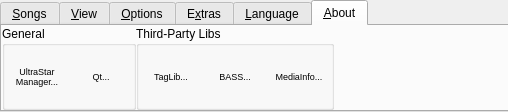
Above: src/ribbon/QURibbonBar.ui from UltraStar-Deluxe/UltraStar-Manager before the change; both pictures show x 0 to 508 and y 0 to 112 of the 1218 by 112 pixel window. Below: the same form after it.
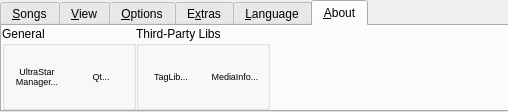
That is the form after the change. The open tabs and pages were chosen to show the change. Icons and pictures are not drawn.

What changed in the file:
```diff
--- a/src/ribbon/QURibbonBar.ui
+++ b/src/ribbon/QURibbonBar.ui
@@ -3082,49 +3082,6 @@
          </property>
         </widget>
        </item>
-       <item>
-        <widget class="QToolButton" name="aboutBASSBtn">
-         <property name="enabled">
-          <bool>true</bool>
-         </property>
-         <property name="sizePolicy">
-          <sizepolicy hsizetype="Preferred" vsizetype="Preferred">
-           <horstretch>0</horstretch>
-           <verstretch>0</verstretch>
-          </sizepolicy>
-         </property>
-         <property name="minimumSize">
-          <size>
-           <width>64</width>
-           <height>0</height>
-          </size>
-         </property>
-         <property name="font">
-          <font>
-           <pointsize>7</pointsize>
-          </font>
-         </property>
-         <property name="text">
-          <string>BASS...</string>
-         </property>
-         <property name="icon">
-          <iconset resource="../resources/UltraStar-Manager.qrc">
-           <normaloff>:/bass.png</normaloff>:/bass.png</iconset>
-         </property>
-         <property name="iconSize">
-          <size>
-           <width>32</width>
-           <height>32</height>
-          </size>
-         </property>
-         <property name="toolButtonStyle">
-          <enum>Qt::ToolButtonTextUnderIcon</enum>
-         </property>
-         <property name="autoRaise">
-          <bool>true</bool>
-         </property>
-        </widget>
-       </item>
        <item>
         <widget class="QToolButton" name="aboutMediaInfoBtn">
          <property name="enabled">
```
